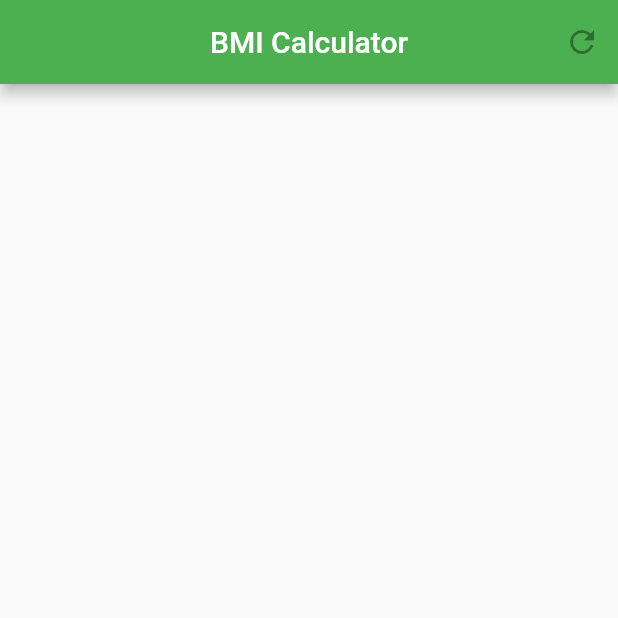
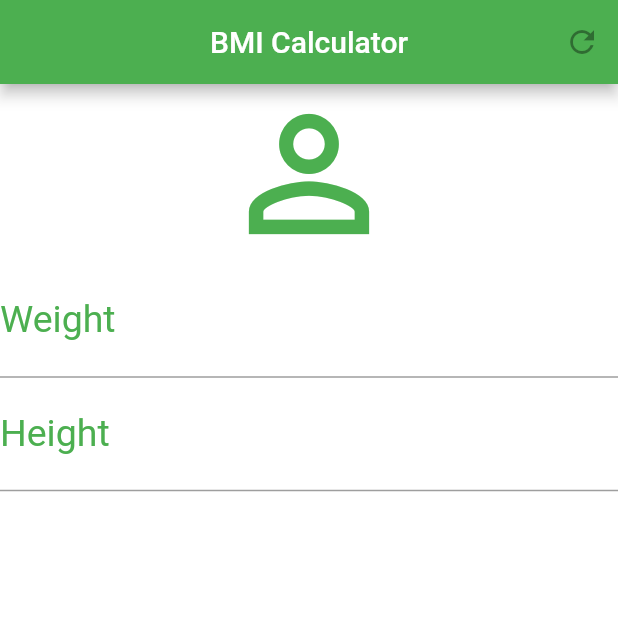
Before and after one commit to luidimso/flutter_bmi_calculator, a Flutter app: the screen it shows after launch, on a phone screen of 412 x 824 dp, the top half of it. Run offline on Flutter 3.47's test engine with Material 2 defaults, Android fonts, the phone set to English and light mode, and no system bars.

Commit message:
Adding inputs

```diff
--- a/lib/main.dart
+++ b/lib/main.dart
@@ -28,6 +28,44 @@ class _HomeState extends State<Home> {
           )
         ],
       ),
+      backgroundColor: Colors.white,
+      body: const Column(
+        crossAxisAlignment: CrossAxisAlignment.stretch,
+        children: [
+          Icon(Icons.person_outline,
+            size: 120.0,
+            color: Colors.green,
+          ),
+          TextField(
+            keyboardType: TextInputType.number,
+            decoration: InputDecoration(
+              labelText: "Weight",
+              labelStyle: TextStyle(
+                color: Colors.green
+              )
+            ),
+            textAlign: TextAlign.center,
+            style: TextStyle(
+              color: Colors.green,
+              fontSize: 25.0
+            ),
+          ),
+          TextField(
+            keyboardType: TextInputType.number,
+            decoration: InputDecoration(
+                labelText: "Height",
+                labelStyle: TextStyle(
+                    color: Colors.green
+                )
+            ),
+            textAlign: TextAlign.center,
+            style: TextStyle(
+                color: Colors.green,
+                fontSize: 25.0
+            ),
+          )
+        ],
+      ),
     );
   }
 }
```
